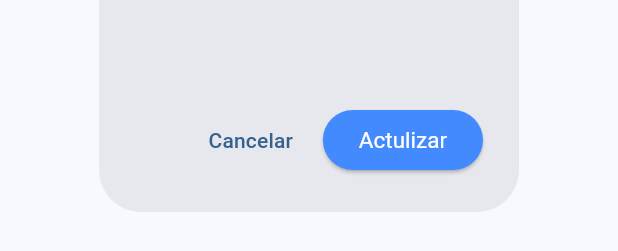
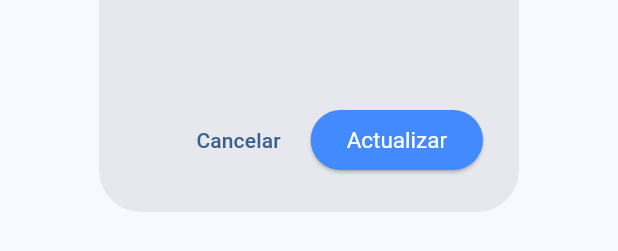
Before and after one commit to Felipe11XZzx/springboot_backend-flutter, a Flutter app: the EditionUserPage widget shown alone on an empty page, opened directly with empty values, on a phone screen of 412 x 824 dp. Shown: the part 931-1182 px from the top of the screen. Run offline on Flutter 3.47's test engine with Material 3 defaults, Android fonts, the phone set to English and light mode, and no system bars; drawn by our look-alikes of numberpicker; our stand-ins replace dio, file_picker, flutter_map, image_picker, latlong2, logger; accounts and stored records are empty.

Commit message:
Implementada solucion en la pantalla de editar usuarios

```diff
--- a/lib/models/user.dart
+++ b/lib/models/user.dart
@@ -1,60 +1,37 @@
 class User {
-  final int id;
+  final int? id;
   final String nombre;
   final String contrasena;
-  final String contrasena2;
-  final String imagen;
+  final String? contrasena2;
+  final String? imagen;
   final int edad;
-  final String trato;
+  final String? trato;
   final String lugarNacimiento;
   final bool administrador;
-  late final bool bloqueado;
+  final bool bloqueado;
 
-  User(
-      {required this.id,
-      required this.nombre,
-      required this.contrasena,
-      required this.contrasena2,
-      required this.edad,
-      required this.trato,
-      required this.imagen,
-      required this.lugarNacimiento,
-      required this.administrador,
-      required this.bloqueado});
+  User({
+    this.id,
+    required this.nombre,
+    required this.contrasena,
+    this.contrasena2,
+    this.imagen = "",
+    required this.edad,
+    this.trato = "Sr.",
+    required this.lugarNacimiento,
+    this.administrador = false,
+    this.bloqueado = false,
+  });
 
-  int getId() {
-    return id;
-  }
+  int? getId() => id;
+  String getNombre() => nombre;
+  String getPass() => contrasena;
+  String? getImage() => imagen;
+  int getEdad() => edad;
+  String getLugarNacimiento() => lugarNacimiento;
+  String? getTrato() => trato;
+  bool getAdministrador() => administrador;
 
-  String getNombre() {
-    return nombre;
-  }
-
-  String getPass() {
-    return contrasena;
-  }
-
-  String getImage() {
-    return imagen;
-  }
-
-  int getEdad() {
-    return edad;
-  }
-
-  String getLugarNacimiento() {
-    return lugarNacimiento;
-  }
-
-  String getTrato() {
-    return trato;
-  }
-
-  bool getAdministrador() {
-    return administrador;
-  }
-
-// IMPLEMENTACION DE CASTEO DE JSON A OBJETO USER
   factory User.fromJson(Map<String, dynamic> json) {
     return User(
       id: json['id'],
@@ -65,26 +42,28 @@ class User {
       trato: json['trato'],
       imagen: json['imagen'],
       lugarNacimiento: json['lugarNacimiento'],
-      administrador: json['administrador'],
-      bloqueado: json['bloqueado'],
+      administrador: json['administrador'] ?? false,
+      bloqueado: json['bloqueado'] ?? false,
     );
   }
 
   Map<String, dynamic> toJson() {
     return {
-      "id": id,
+      if (id != null) "id": id,
       "nombre": nombre,
       "contrasena": contrasena,
-      "contrasena2": contrasena2,
-      "imagen": imagen,
+      if (contrasena2 != null) "contrasena2": contrasena2,
+      if (imagen != null) "imagen": imagen,
       "edad": edad,
+      if (trato != null) "trato": trato,
       "lugarNacimiento": lugarNacimiento,
       "administrador": administrador,
+      "bloqueado": bloqueado,
     };
   }
 
   @override
   String toString() {
-    return 'User(nombre: $nombre, contrasena: $contrasena, contrasena2: $contrasena2, $trato trato: )';
+    return 'User(id: $id, nombre: $nombre, edad: $edad, trato: $trato)';
   }
 }
--- a/lib/screens/pantallaeditarusuario.dart
+++ b/lib/screens/pantallaeditarusuario.dart
@@ -1,26 +1,26 @@
 import 'package:flutter/material.dart';
 import 'package:inicio_sesion/models/user.dart';
-import 'package:inicio_sesion/logica/userlogic.dart';
+import 'package:inicio_sesion/repositories/UserRepository.dart';
 import 'dart:io';
 import 'package:image_picker/image_picker.dart';
 import 'package:numberpicker/numberpicker.dart';
 
 class EditionUserPage extends StatefulWidget {
   final User usuario;
-  const EditionUserPage ({super.key, required this.usuario});
+  const EditionUserPage({super.key, required this.usuario});
   @override
   State<EditionUserPage> createState() => _EditionUserPageState();
 }
 
 class _EditionUserPageState extends State<EditionUserPage> {
-
   final _formKey = GlobalKey<FormState>();
+  final _userRepository = UserRepository();
   late TextEditingController _userController;
   late TextEditingController _passwordController;
   late TextEditingController _confirmPasswordController;
   String birthplace = "";
   int _selectedAge = 20;
-  String _selectedTitle= 'Sr.';
+  String _selectedTitle = 'Sr.';
   File? _image;
   final ImagePicker _picker = ImagePicker();
 
@@ -28,16 +28,14 @@ class _EditionUserPageState extends State<EditionUserPage> {
   void initState() {
     super.initState();
     birthplace = widget.usuario.lugarNacimiento;
-    _selectedAge= widget.usuario.edad;
-    _userController= TextEditingController(text:widget.usuario.nombre);
-    _passwordController= TextEditingController(text: widget.usuario.contrasena);
+    _selectedAge = widget.usuario.edad;
+    _userController = TextEditingController(text: widget.usuario.nombre);
+    _passwordController = TextEditingController(text: widget.usuario.contrasena);
     _confirmPasswordController = TextEditingController(text: widget.usuario.contrasena);
-   // _selectedTitle= widget.usuario.trato;
-    if (widget.usuario.imagen.isNotEmpty){
-      _image = File(widget.usuario.imagen);
+    _selectedTitle = widget.usuario.trato ?? 'Sr.';
+    if (widget.usuario.imagen?.isNotEmpty ?? false) {
+      _image = File(widget.usuario.imagen!);
     }
-
-
   }
 
   Future<void> _pickImage() async {
@@ -49,31 +47,43 @@ class _EditionUserPageState extends State<EditionUserPage> {
     }
   }
 
-  void _updateUser(User user) {
+  Future<void> _updateUser(User user) async {
     if (_formKey.currentState!.validate()) {
-    User updatedUser = User(
+      try {
+        final updatedUser = User(
+          id: user.id,
           nombre: user.nombre,
           contrasena: _passwordController.text.isEmpty ? user.contrasena : _passwordController.text,
           edad: _selectedAge,
           imagen: _image?.path ?? user.imagen,
           lugarNacimiento: birthplace,
+          trato: _selectedTitle,
+          administrador: user.administrador,
+          bloqueado: user.bloqueado,
         );
 
-    Logica.updateUser(updatedUser);
+        await _userRepository.actualizarUsuario(user.id.toString(), updatedUser);
 
+        if (mounted) {
           ScaffoldMessenger.of(context).showSnackBar(
             const SnackBar(content: Text('Datos actualizados')),
           );
-
           Navigator.pop(context, updatedUser);
         }
+      } catch (e) {
+        if (mounted) {
+          ScaffoldMessenger.of(context).showSnackBar(
+            SnackBar(content: Text('Error al actualizar: $e')),
+          );
         }
-
+      }
+    }
+  }
 
   @override
   Widget build(BuildContext context) {
     return AlertDialog(
-      title: Text('Actualizar datos'),
+      title: const Text('Actualizar datos'),
       content: SingleChildScrollView(
         child: Form(
           key: _formKey,
@@ -91,58 +101,60 @@ class _EditionUserPageState extends State<EditionUserPage> {
                         groupValue: _selectedTitle,
                         onChanged: (value) => setState(() => _selectedTitle = value!),
                       ),
-                      Text('Sr.'),
+                      const Text('Sr.'),
                       Radio<String>(
                         value: 'Sra.',
                         groupValue: _selectedTitle,
                         onChanged: (value) => setState(() => _selectedTitle = value!),
                       ),
-                      Text('Sra.'),
+                      const Text('Sra.'),
                     ],
                   ),
                 ],
               ),
-              SizedBox(height: 10),
+              const SizedBox(height: 10),
               GestureDetector(
                 onTap: _pickImage,
                 child: CircleAvatar(
                   radius: 40,
                   backgroundImage: _image != null ? FileImage(_image!) : null,
-                  child: _image == null ? Icon(Icons.camera_alt, size: 40) : null,
+                  child: _image == null ? const Icon(Icons.camera_alt, size: 40) : null,
                 ),
               ),
-              SizedBox(height: 10),
+              const SizedBox(height: 10),
               TextFormField(
                 controller: _userController,
                 readOnly: true,
-                decoration: InputDecoration(labelText: 'Usuario'),
+                decoration: const InputDecoration(labelText: 'Usuario'),
                 validator: (value) => value!.isEmpty ? 'Ingrese un usuario' : null,
               ),
-              SizedBox(height: 10),
+              const SizedBox(height: 10),
               TextFormField(
                 controller: _passwordController,
                 obscureText: true,
-                decoration: InputDecoration(labelText: 'Contraseña'),
-                validator: (value) => value!.length < 6 ? 'Mínimo 6 caracteres' : null,
+                decoration: const InputDecoration(labelText: 'Contraseña'),
+                validator: (value) => value!.isNotEmpty && value.length < 6 ? 'Mínimo 6 caracteres' : null,
               ),
-              SizedBox(height: 10),
+              const SizedBox(height: 10),
               TextFormField(
                 controller: _confirmPasswordController,
                 obscureText: true,
-                decoration: InputDecoration(labelText: 'Repite Contraseña'),
-                validator: (value) => value != _passwordController.text ? 'Las contraseñas no coinciden' : null,
+                decoration: const InputDecoration(labelText: 'Repite Contraseña'),
+                validator: (value) => _passwordController.text.isNotEmpty && value != _passwordController.text
+                  ? 'Las contraseñas no coinciden'
+                  : null,
               ),
-              SizedBox(height: 10),
-              Text('Edad', style: TextStyle(fontSize: 18),),
+              const SizedBox(height: 10),
+              const Text('Edad', style: TextStyle(fontSize: 18)),
               NumberPicker(
                 value: _selectedAge,
                 minValue: 18,
                 maxValue: 60,
                 onChanged: (value) => setState(() => _selectedAge = value),
-                textStyle: TextStyle(fontSize: 10),
-                selectedTextStyle: TextStyle(fontSize: 20, fontWeight: FontWeight.bold),
+                textStyle: const TextStyle(fontSize: 10),
+                selectedTextStyle: const TextStyle(fontSize: 20, fontWeight: FontWeight.bold),
               ),
-              SizedBox(height: 10),
+              const SizedBox(height: 10),
             ],
           ),
         ),
@@ -150,7 +162,7 @@ class _EditionUserPageState extends State<EditionUserPage> {
       actions: [
         TextButton(
           onPressed: () => Navigator.pop(context),
-          child: Text('Cancelar')
+          child: const Text('Cancelar')
         ),
         ElevatedButton(
           onPressed: () => _updateUser(widget.usuario),
@@ -159,7 +171,7 @@ class _EditionUserPageState extends State<EditionUserPage> {
             backgroundColor: Colors.blueAccent,
             textStyle: const TextStyle(fontSize: 15),
           ),
-          child: Text('Actulizar')
+          child: const Text('Actualizar')
         ),
       ],
     );
```
Also changed, not shown: lib/logica/userlogic.dart (+17 -33 lines). Lines whose indentation alone changed are shown as unchanged.
